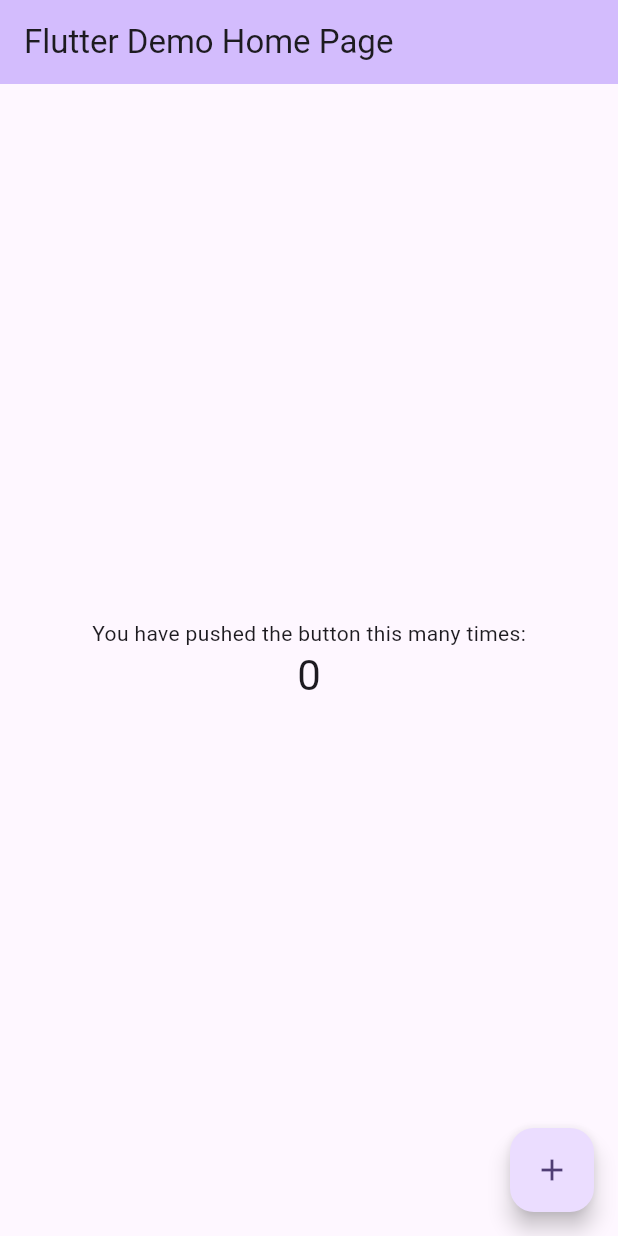
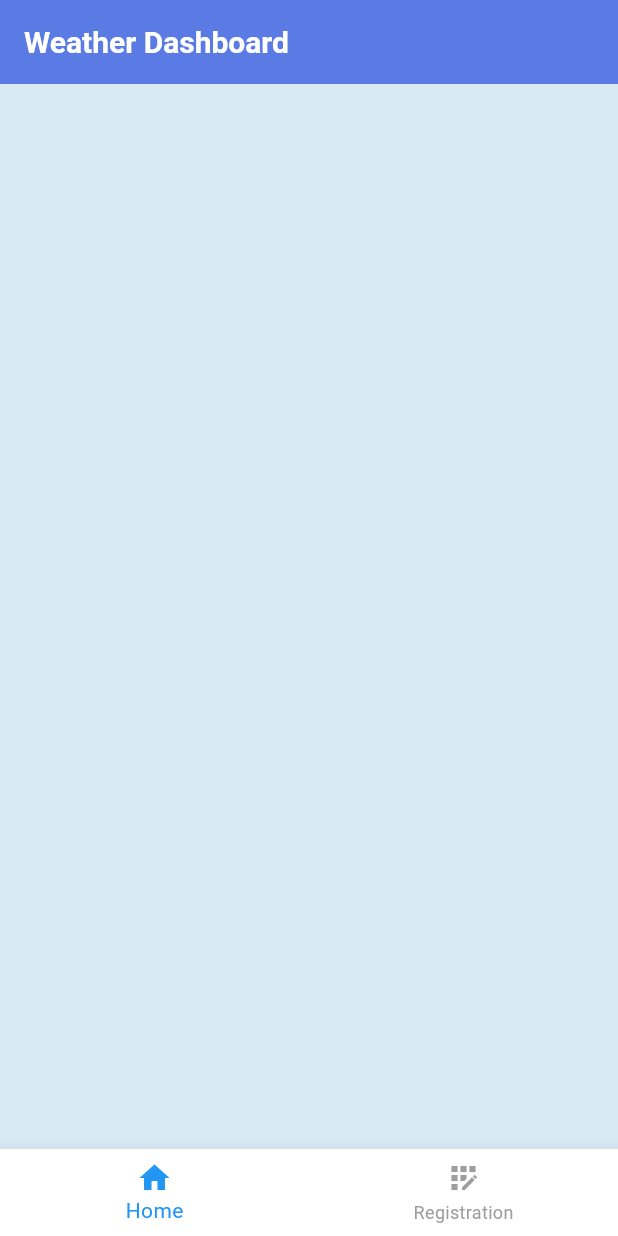
Before and after one commit to tsuna614/go_nqk_entry_fe, a Flutter app: the screen it shows after launch, on a phone screen of 412 x 824 dp. Run offline on Flutter 3.47's test engine with Material 3 defaults, Android fonts, the phone set to English and light mode, and no system bars.

Commit message:
added views and navigation

```diff
--- a/lib/main.dart
+++ b/lib/main.dart
@@ -1,4 +1,5 @@
 import 'package:flutter/material.dart';
+import 'package:go_nqk_entry_fe/view/tabs_screen.dart';
 
 void main() {
   runApp(const MyApp());
@@ -7,116 +8,84 @@ void main() {
 class MyApp extends StatelessWidget {
   const MyApp({super.key});
 
-  // This widget is the root of your application.
   @override
   Widget build(BuildContext context) {
     return MaterialApp(
       title: 'Flutter Demo',
       theme: ThemeData(
-        // This is the theme of your application.
-        //
-        // TRY THIS: Try running your application with "flutter run". You'll see
-        // the application has a purple toolbar. Then, without quitting the app,
-        // try changing the seedColor in the colorScheme below to Colors.green
-        // and then invoke "hot reload" (save your changes or press the "hot
-        // reload" button in a Flutter-supported IDE, or press "r" if you used
-        // the command line to start the app).
-        //
-        // Notice that the counter didn't reset back to zero; the application
-        // state is not lost during the reload. To reset the state, use hot
-        // restart instead.
-        //
-        // This works for code too, not just values: Most code changes can be
-        // tested with just a hot reload.
-        colorScheme: ColorScheme.fromSeed(seedColor: Colors.deepPurple),
+        scaffoldBackgroundColor: const Color(0xFFD9EAF5),
+        primaryColor: const Color(0xFF5B7BE4),
+        colorScheme: ColorScheme.fromSwatch().copyWith(
+          primary: const Color(0xFF5B7BE4),
+          secondary: const Color(0xFF5B7BE4),
+        ),
+        appBarTheme: const AppBarTheme(
+          backgroundColor: Color(0xFF5B7BE4),
+          foregroundColor: Colors.white,
+          elevation: 0,
+          titleTextStyle: TextStyle(
+            fontSize: 20,
+            fontWeight: FontWeight.bold,
+            color: Colors.white,
+          ),
+        ),
+        elevatedButtonTheme: ElevatedButtonThemeData(
+          style: ElevatedButton.styleFrom(
+            backgroundColor: const Color(0xFF5B7BE4),
+            foregroundColor: Colors.white,
+            shape: RoundedRectangleBorder(
+              borderRadius: BorderRadius.circular(6),
+            ),
+          ),
+        ),
       ),
-      home: const MyHomePage(title: 'Flutter Demo Home Page'),
+      home: TabsScreen(),
     );
   }
 }
 
-class MyHomePage extends StatefulWidget {
-  const MyHomePage({super.key, required this.title});
+// class MyHomePage extends StatefulWidget {
+//   const MyHomePage({super.key, required this.title});
 
-  // This widget is the home page of your application. It is stateful, meaning
-  // that it has a State object (defined below) that contains fields that affect
-  // how it looks.
+//   final String title;
 
-  // This class is the configuration for the state. It holds the values (in this
-  // case the title) provided by the parent (in this case the App widget) and
-  // used by the build method of the State. Fields in a Widget subclass are
-  // always marked "final".
+//   @override
+//   State<MyHomePage> createState() => _MyHomePageState();
+// }
 
-  final String title;
+// class _MyHomePageState extends State<MyHomePage> {
+//   int _counter = 0;
 
-  @override
-  State<MyHomePage> createState() => _MyHomePageState();
-}
+//   void _incrementCounter() {
+//     setState(() {
+//       _counter++;
+//     });
+//   }
 
-class _MyHomePageState extends State<MyHomePage> {
-  int _counter = 0;
-
-  void _incrementCounter() {
-    setState(() {
-      // This call to setState tells the Flutter framework that something has
-      // changed in this State, which causes it to rerun the build method below
-      // so that the display can reflect the updated values. If we changed
-      // _counter without calling setState(), then the build method would not be
-      // called again, and so nothing would appear to happen.
-      _counter++;
-    });
-  }
-
-  @override
-  Widget build(BuildContext context) {
-    // This method is rerun every time setState is called, for instance as done
-    // by the _incrementCounter method above.
-    //
-    // The Flutter framework has been optimized to make rerunning build methods
-    // fast, so that you can just rebuild anything that needs updating rather
-    // than having to individually change instances of widgets.
-    return Scaffold(
-      appBar: AppBar(
-        // TRY THIS: Try changing the color here to a specific color (to
-        // Colors.amber, perhaps?) and trigger a hot reload to see the AppBar
-        // change color while the other colors stay the same.
-        backgroundColor: Theme.of(context).colorScheme.inversePrimary,
-        // Here we take the value from the MyHomePage object that was created by
-        // the App.build method, and use it to set our appbar title.
-        title: Text(widget.title),
-      ),
-      body: Center(
-        // Center is a layout widget. It takes a single child and positions it
-        // in the middle of the parent.
-        child: Column(
-          // Column is also a layout widget. It takes a list of children and
-          // arranges them vertically. By default, it sizes itself to fit its
-          // children horizontally, and tries to be as tall as its parent.
-          //
-          // Column has various properties to control how it sizes itself and
-          // how it positions its children. Here we use mainAxisAlignment to
-          // center the children vertically; the main axis here is the vertical
-          // axis because Columns are vertical (the cross axis would be
-          // horizontal).
-          //
-          // TRY THIS: Invoke "debug painting" (choose the "Toggle Debug Paint"
-          // action in the IDE, or press "p" in the console), to see the
-          // wireframe for each widget.
-          mainAxisAlignment: MainAxisAlignment.center,
-          children: <Widget>[
-            const Text('You have pushed the button this many times:'),
-            Text(
-              '$_counter',
-              style: Theme.of(context).textTheme.headlineMedium,
-            ),
-          ],
-        ),
-      ),
-      floatingActionButton: FloatingActionButton(
-        onPressed: _incrementCounter,
-        tooltip: 'Increment',
-        child: const Icon(Icons.add),
-      ), // This trailing comma makes auto-formatting nicer for build methods.
-    );
-  }
-}
+//   @override
+//   Widget build(BuildContext context) {
+//     return Scaffold(
+//       appBar: AppBar(
+//         backgroundColor: Theme.of(context).colorScheme.inversePrimary,
+//         title: Text(widget.title),
+//       ),
+//       body: Center(
+//         child: Column(
+//           mainAxisAlignment: MainAxisAlignment.center,
+//           children: <Widget>[
+//             const Text('You have pushed the button this many times:'),
+//             Text(
+//               '$_counter',
+//               style: Theme.of(context).textTheme.headlineMedium,
+//             ),
+//           ],
+//         ),
+//       ),
+//       floatingActionButton: FloatingActionButton(
+//         onPressed: _incrementCounter,
+//         tooltip: 'Increment',
+//         child: const Icon(Icons.add),
+//       ), // This trailing comma makes auto-formatting nicer for build methods.
+//     );
+//   }
+// }
--- /dev/null
+++ b/lib/view/home/home_screen.dart
@@ -0,0 +1,19 @@
+import 'package:flutter/material.dart';
+
+class HomeScreen extends StatelessWidget {
+  const HomeScreen({super.key});
+
+  @override
+  Widget build(BuildContext context) {
+    return Scaffold(
+      appBar: AppBar(
+        backgroundColor: Theme.of(context).colorScheme.primary,
+        title: Text(
+          "Weather Dashboard",
+          style: TextStyle(color: Theme.of(context).colorScheme.onPrimary),
+        ),
+      ),
+      body: Center(),
+    );
+  }
+}
--- /dev/null
+++ b/lib/view/registration/registration_screen.dart
@@ -0,0 +1,27 @@
+import 'package:flutter/material.dart';
+
+class RegistrationScreen extends StatelessWidget {
+  const RegistrationScreen({super.key});
+
+  @override
+  Widget build(BuildContext context) {
+    return Scaffold(
+      appBar: AppBar(
+        backgroundColor: Theme.of(context).colorScheme.primary,
+        title: Text(
+          "Registration",
+          style: TextStyle(color: Theme.of(context).colorScheme.onPrimary),
+        ),
+      ),
+      body: Center(
+        child: Text(
+          "Registration Screen",
+          style: TextStyle(
+            fontSize: 24,
+            color: Theme.of(context).colorScheme.onSurface,
+          ),
+        ),
+      ),
+    );
+  }
+}
--- /dev/null
+++ b/lib/view/tabs_screen.dart
@@ -0,0 +1,42 @@
+import 'package:flutter/material.dart';
+import 'package:go_nqk_entry_fe/view/home/home_screen.dart';
+import 'package:go_nqk_entry_fe/view/registration/registration_screen.dart';
+
+class TabsScreen extends StatefulWidget {
+  const TabsScreen({super.key});
+
+  @override
+  State<TabsScreen> createState() => _TabsScreenState();
+}
+
+class _TabsScreenState extends State<TabsScreen> {
+  int _selectedIndex = 0;
+
+  final List<Widget> _pages = [const HomeScreen(), const RegistrationScreen()];
+
+  void _onItemTapped(int index) {
+    setState(() {
+      _selectedIndex = index;
+    });
+  }
+
+  @override
+  Widget build(BuildContext context) {
+    return Scaffold(
+      body: _pages[_selectedIndex],
+      bottomNavigationBar: BottomNavigationBar(
+        items: const [
+          BottomNavigationBarItem(icon: Icon(Icons.home), label: 'Home'),
+          BottomNavigationBarItem(
+            icon: Icon(Icons.app_registration),
+            label: 'Registration',
+          ),
+        ],
+        currentIndex: _selectedIndex,
+        selectedItemColor: Colors.blue,
+        unselectedItemColor: Colors.grey,
+        onTap: _onItemTapped,
+      ),
+    );
+  }
+}
```
